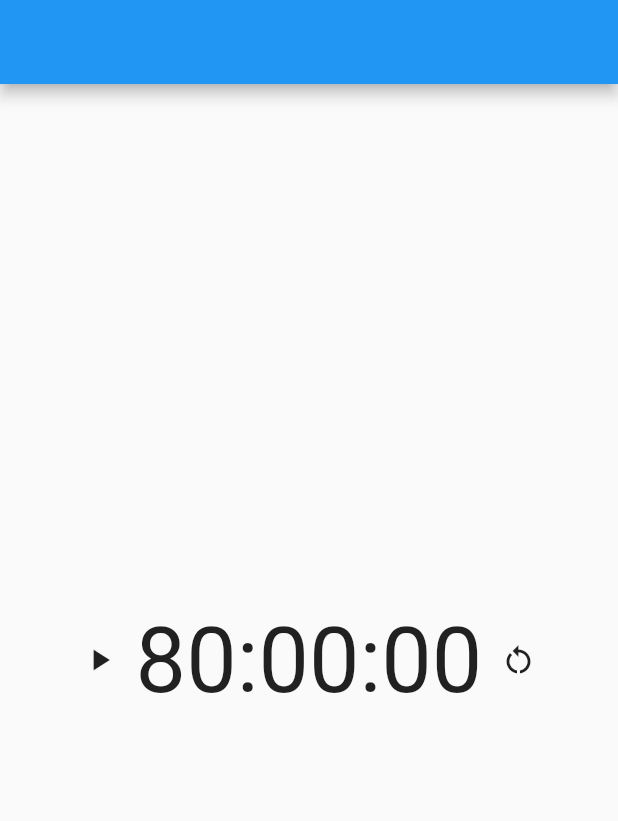
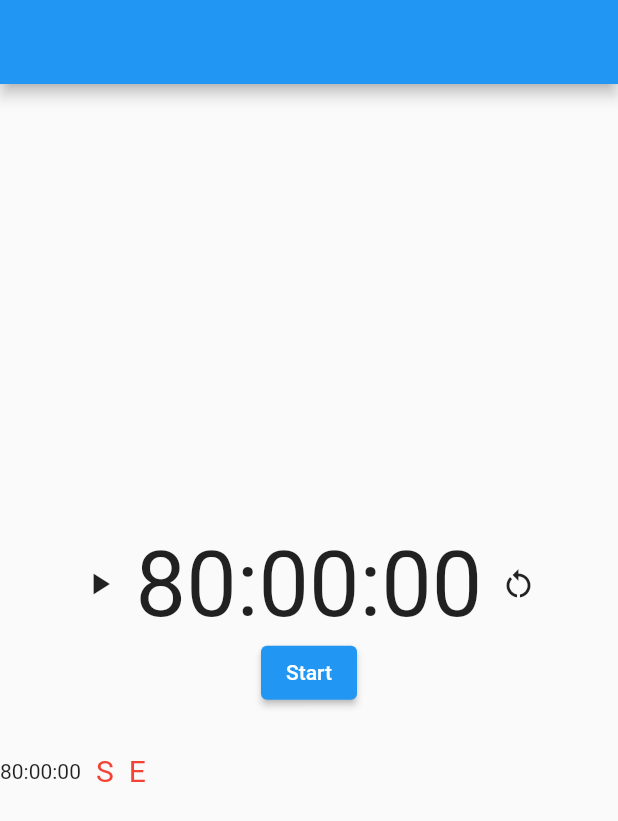
Before and after one commit to gawasa29/work_countdown_timer, a Flutter app: the screen it shows after launch, after a tap on the "restart alt" icon, on a phone screen of 412 x 824 dp. Shown: the top 821 px of the screen. Run offline on Flutter 3.47's test engine with Material 2 defaults, Android fonts, the phone set to English and light mode, and no system bars; missing offline and left inert: window_size.

Commit message:
Datetime 実装 &UI修正

```diff
--- a/lib/main.dart
+++ b/lib/main.dart
@@ -3,6 +3,8 @@ import 'dart:io';
 
 import 'package:flutter/foundation.dart';
 import 'package:flutter/material.dart';
+import 'package:intl/date_symbol_data_local.dart';
+import 'package:intl/intl.dart';
 import 'package:window_size/window_size.dart';
 
 // サイズを設定するメソッド
@@ -29,6 +31,7 @@ void setupWindow() {
 
 void main() {
   setupWindow(); // サイズを設定
+  initializeDateFormatting('ja_JP'); //DateTimeを日本語に対応する
   runApp(const MyApp());
 }
 
@@ -60,6 +63,9 @@ class MyHomePage extends StatefulWidget {
 class _MyHomePageState extends State<MyHomePage> {
   Timer? countdownTimer;
   bool timerState = false;
+  bool startState = false;
+  DateFormat outputFormat = DateFormat.yMMMMEEEEd('ja'); //フォーマットするだけの関数
+  DateTime? now;
 
   //自分のタイマーの時間の実体
   Duration myDuration = const Duration(hours: 80);
@@ -105,13 +111,17 @@ class _MyHomePageState extends State<MyHomePage> {
     return Scaffold(
       appBar: AppBar(),
       body: Center(
-        child: Row(
+        child: Column(
+          mainAxisSize: MainAxisSize.min,
+          children: [
+            Row(
               mainAxisAlignment: MainAxisAlignment.center,
               children: [
                 (timerState)
                     ? IconButton(
                         onPressed: () {
-                      if (countdownTimer == null || countdownTimer!.isActive) {
+                          if (countdownTimer == null ||
+                              countdownTimer!.isActive) {
                             pauseTimer();
                             timerState = false;
                           }
@@ -130,9 +140,48 @@ class _MyHomePageState extends State<MyHomePage> {
                 IconButton(
                     onPressed: () {
                       resetTimer();
+                      startState = false;
                       timerState = false;
+                      now = null;
+                      setState(() {});
                     },
                     icon: const Icon(Icons.restart_alt)),
+              ],
+            ),
+            (startState)
+                ? const Text('')
+                : ElevatedButton(
+                    child: const Text('Start'),
+                    onPressed: () {
+                      startState = true;
+                      timerState = true;
+                      now = DateTime.now();
+                      startTimer();
+                      setState(() {});
+                    },
+                  ),
+            const SizedBox(
+              height: 30,
+            ),
+            Row(
+              children: [
+                Text(
+                  '$hours:$minutes:$seconds',
+                ),
+                const SizedBox(
+                  width: 10,
+                ),
+                const Text('S',
+                    style: TextStyle(fontSize: 20, color: Colors.red)),
+                Text((now == null) ? '' : outputFormat.format(now!)),
+                const SizedBox(
+                  width: 10,
+                ),
+                const Text('E',
+                    style: TextStyle(fontSize: 20, color: Colors.red)),
+                Text((now == null) ? '' : outputFormat.format(now!)),
+              ],
+            ),
           ],
         ),
       ),
```
Lines whose indentation alone changed are shown as unchanged.
